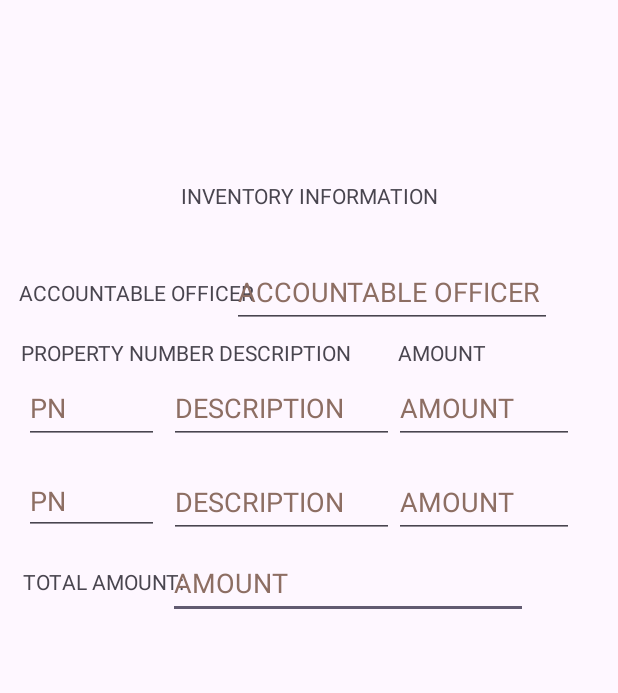
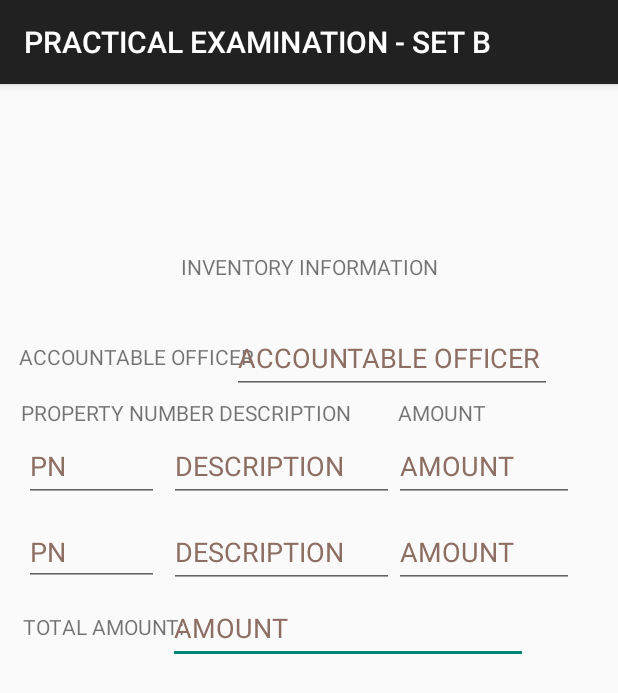
Before and after one commit to froilaaaaan1/Intro_To_Views_Aquino, an Android app: the screen it shows after launch (MainActivity), on a phone screen of 412 x 824 dp. Shown: the top 693 px of the screen. Run offline under Robolectric (Android 15) with nearby library versions, the phone set to English and light mode, and no system bars.

Commit message:
update point #3 changes parent theme

```diff
--- a/app/src/main/res/values/themes.xml
+++ b/app/src/main/res/values/themes.xml
@@ -1,7 +1,7 @@
 <resources xmlns:tools="http://schemas.android.com/tools">
     <!-- Base application theme. -->
-    <style name="Base.Theme.Intro_To_Views_Aquino" parent="Theme.Material3.DayNight.NoActionBar">
-        <!-- Customize your light theme here. -->
+    <style name="Base.Theme.Intro_To_Views_Aquino" parent="Theme.AppCompat.Light.DarkActionBar">
+        <!-- Customize your light theme here.  -->
         <!-- <item name="colorPrimary">@color/my_light_primary</item> -->
     </style>
 
```
